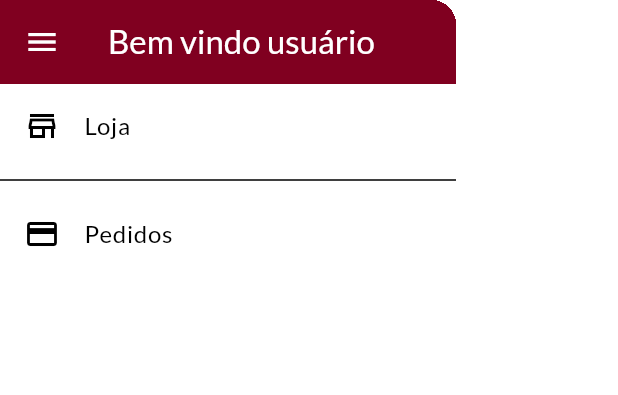
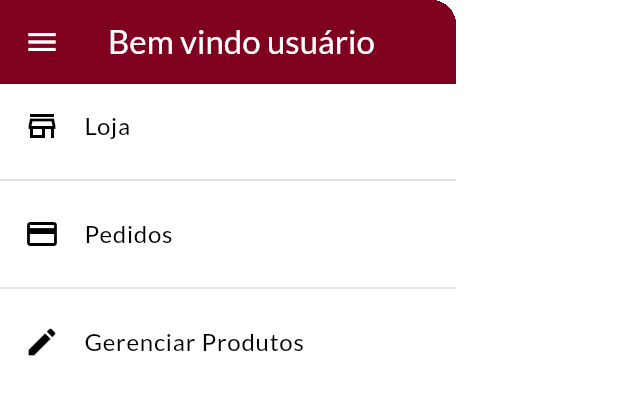
Before and after one commit to FabianoPereiraOne/Shoes-Store, a Flutter app: the AppDrawer widget shown alone on an empty page, opened directly, on a phone screen of 412 x 824 dp. Shown: the top 395 px of the screen. Run offline on Flutter 3.47's test engine with Material 3 defaults, Android fonts, the phone set to English and light mode, and no system bars; network calls fail.

```diff
--- a/lib/components/appDrawer.dart
+++ b/lib/components/appDrawer.dart
@@ -21,7 +21,7 @@ class AppDrawer extends StatelessWidget {
               Navigator.of(context).pushReplacementNamed(AppRoutes.home);
             },
           ),
-          Divider(),
+          Divider(color: const Color.fromARGB(255, 216, 214, 214)),
           ListTile(
             leading: Icon(Icons.payment_outlined),
             title: Text("Pedidos"),
@@ -29,6 +29,14 @@ class AppDrawer extends StatelessWidget {
               Navigator.of(context).pushReplacementNamed(AppRoutes.orders);
             },
           ),
+          Divider(color: const Color.fromARGB(255, 216, 214, 214)),
+          ListTile(
+            leading: Icon(Icons.edit),
+            title: Text("Gerenciar Produtos"),
+            onTap: () {
+              Navigator.of(context).pushReplacementNamed(AppRoutes.products);
+            },
+          ),
         ],
       ),
     );
--- a/lib/main.dart
+++ b/lib/main.dart
@@ -6,6 +6,7 @@ import 'package:my_store/screens/all_products.dart';
 import 'package:my_store/screens/cart.dart';
 import 'package:my_store/screens/orders.dart';
 import 'package:my_store/screens/product_detail.dart';
+import 'package:my_store/screens/products_page.dart';
 import 'package:my_store/utils/routes.dart';
 import 'package:provider/provider.dart';
 
@@ -45,6 +46,7 @@ class MyStore extends StatelessWidget {
           AppRoutes.productDetail: (ctx) => ProductDetail(),
           AppRoutes.cart: (ctx) => CartScreen(),
           AppRoutes.orders: (ctx) => Orders(),
+          AppRoutes.products: (ctx) => ProductsPage(),
         },
         debugShowCheckedModeBanner: false,
       ),
--- a/lib/models/product_list.dart
+++ b/lib/models/product_list.dart
@@ -14,6 +14,10 @@ class ProductList with ChangeNotifier {
     notifyListeners();
   }
 
+  int get itemsCount {
+    return items.length;
+  }
+
   void removeProduct(int index) {
     _items.removeAt(index);
     notifyListeners();
--- a/lib/utils/routes.dart
+++ b/lib/utils/routes.dart
@@ -3,4 +3,5 @@ class AppRoutes {
   static const productDetail = "/product-detail";
   static const cart = "/cart";
   static const orders = "/orders";
+  static const products = "/products";
 }
```
Also changed, not shown: lib/components/product_controller.dart (added, +24 -0 lines), lib/screens/products_page.dart (added, +33 -0 lines).
